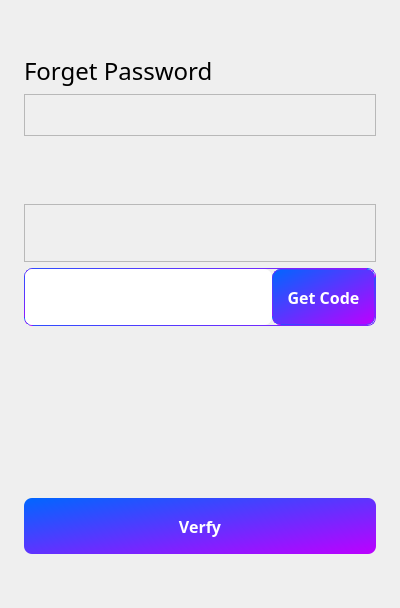
Before: the Qt Designer form ui/forgotPassword.ui in yechaoGitHub/AI, drawn with Qt 5.
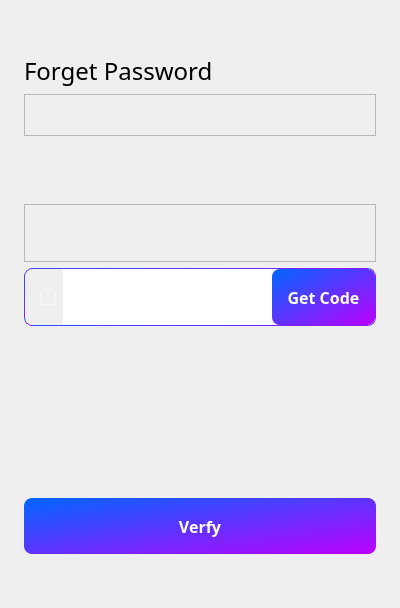
After: the same form once the commit is applied. Icons and pictures are not drawn. Custom widgets are drawn as their Qt base class.

What changed in the file:
```diff
--- a/ui/forgotPassword.ui
+++ b/ui/forgotPassword.ui
@@ -293,10 +293,14 @@
    <item>
     <widget class="QFrame" name="frame_3">
      <property name="styleSheet">
-      <string notr="true">border:1px;
+      <string notr="true">QFrame#frame_3
+{
+border:1px;
 border-style:solid;
 border-radius:8px;
-border-color:qlineargradient(spread:pad, x1:0, y1:0, x2:1, y2:1, stop:0 #0066FF, stop:1 #BD00FF);</string>
+border-color:qlineargradient(spread:pad, x1:0, y1:0, x2:1, y2:1, stop:0 #0066FF, stop:1 #BD00FF);
+}
+</string>
      </property>
      <property name="frameShape">
       <enum>QFrame::StyledPanel</enum>
@@ -320,6 +324,65 @@
       <property name="bottomMargin">
        <number>0</number>
       </property>
+      <item>
+       <spacer name="horizontalSpacer_2">
+        <property name="orientation">
+         <enum>Qt::Horizontal</enum>
+        </property>
+        <property name="sizeType">
+         <enum>QSizePolicy::Fixed</enum>
+        </property>
+        <property name="sizeHint" stdset="0">
+         <size>
+          <width>15</width>
+          <height>20</height>
+         </size>
+        </property>
+       </spacer>
+      </item>
+      <item>
+       <widget class="QLabel" name="label_2">
+        <property name="minimumSize">
+         <size>
+          <width>16</width>
+          <height>16</height>
+         </size>
+        </property>
+        <property name="maximumSize">
+         <size>
+          <width>16</width>
+          <height>16</height>
+         </size>
+        </property>
+        <property name="styleSheet">
+         <string notr="true">background-image:url(:/QtTest/icon/lock.png);
+background-position:center;
+background-repeat:no-repeat;
+border:1px solid;
+border-radius:4px;
+border-color:rgba(255,255,255,50%);</string>
+        </property>
+        <property name="text">
+         <string/>
+        </property>
+       </widget>
+      </item>
+      <item>
+       <spacer name="horizontalSpacer_3">
+        <property name="orientation">
+         <enum>Qt::Horizontal</enum>
+        </property>
+        <property name="sizeType">
+         <enum>QSizePolicy::Fixed</enum>
+        </property>
+        <property name="sizeHint" stdset="0">
+         <size>
+          <width>7</width>
+          <height>20</height>
+         </size>
+        </property>
+       </spacer>
+      </item>
       <item>
        <widget class="QLineEdit" name="edVCode">
         <property name="sizePolicy">
```
